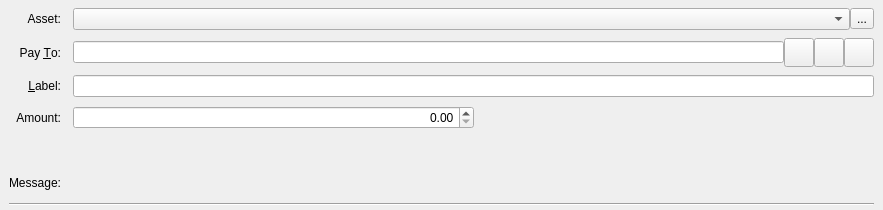
This is src/qt/forms/sendassetsentry.ui in RavenProject/Ravencoin as Qt 5 draws it before an edit. The edited form follows.
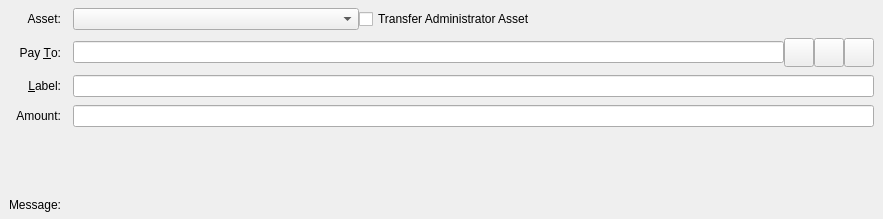
This is the edited form. Icons and pictures are not drawn. Custom widgets are drawn as their Qt base class.

Patch:
```diff
--- a/src/qt/forms/sendassetsentry.ui
+++ b/src/qt/forms/sendassetsentry.ui
@@ -7,7 +7,7 @@
     <x>0</x>
     <y>0</y>
     <width>883</width>
-    <height>210</height>
+    <height>219</height>
    </rect>
   </property>
   <property name="focusPolicy">
@@ -39,6 +39,33 @@
     <property name="verticalSpacing">
      <number>8</number>
     </property>
+    <item row="4" column="1">
+     <layout class="QHBoxLayout" name="horizontalLayoutAmount" stretch="0">
+      <item>
+       <widget class="AssetAmountField" name="payAssetAmount"/>
+      </item>
+     </layout>
+    </item>
+    <item row="3" column="0">
+     <widget class="QLabel" name="labellLabel">
+      <property name="text">
+       <string>&amp;Label:</string>
+      </property>
+      <property name="alignment">
+       <set>Qt::AlignRight|Qt::AlignTrailing|Qt::AlignVCenter</set>
+      </property>
+      <property name="buddy">
+       <cstring>addAsLabel</cstring>
+      </property>
+     </widget>
+    </item>
+    <item row="7" column="1">
+     <widget class="QLabel" name="ownershipWarningMessage">
+      <property name="text">
+       <string/>
+      </property>
+     </widget>
+    </item>
     <item row="2" column="0">
      <widget class="QLabel" name="payToLabel">
       <property name="text">
@@ -52,17 +79,87 @@
       </property>
      </widget>
     </item>
-    <item row="5" column="1">
-     <widget class="QLabel" name="ownershipWarningMessage">
+    <item row="4" column="0">
+     <widget class="QLabel" name="amountLabel">
+      <property name="text">
+       <string>Amount:</string>
+      </property>
+      <property name="alignment">
+       <set>Qt::AlignRight|Qt::AlignTrailing|Qt::AlignVCenter</set>
+      </property>
+     </widget>
+    </item>
+    <item row="6" column="1">
+     <widget class="QLabel" name="assetAmountLabel">
       <property name="text">
        <string/>
       </property>
+      <property name="alignment">
+       <set>Qt::AlignRight|Qt::AlignTrailing|Qt::AlignVCenter</set>
+      </property>
      </widget>
     </item>
-    <item row="8" column="0" colspan="2">
-     <widget class="Line" name="line">
-      <property name="orientation">
-       <enum>Qt::Horizontal</enum>
+    <item row="1" column="0">
+     <widget class="QLabel" name="assetBoxLabel">
+      <property name="text">
+       <string>Asset:</string>
+      </property>
+      <property name="alignment">
+       <set>Qt::AlignRight|Qt::AlignTrailing|Qt::AlignVCenter</set>
+      </property>
+     </widget>
+    </item>
+    <item row="1" column="1">
+     <layout class="QHBoxLayout" name="horizontalLayout_3">
+      <property name="spacing">
+       <number>0</number>
+      </property>
+      <item>
+       <widget class="QComboBox" name="assetSelectionBox">
+        <property name="minimumContentsLength">
+         <number>32</number>
+        </property>
+       </widget>
+      </item>
+      <item>
+       <widget class="QCheckBox" name="administratorCheckbox">
+        <property name="text">
+         <string>Transfer Administrator Asset</string>
+        </property>
+       </widget>
+      </item>
+      <item>
+       <spacer name="horizontalSpacer">
+        <property name="orientation">
+         <enum>Qt::Horizontal</enum>
+        </property>
+        <property name="sizeHint" stdset="0">
+         <size>
+          <width>40</width>
+          <height>20</height>
+         </size>
+        </property>
+       </spacer>
+      </item>
+     </layout>
+    </item>
+    <item row="8" column="1">
+     <widget class="QLabel" name="messageTextLabel">
+      <property name="toolTip">
+       <string>A message that was attached to the raven: URI which will be stored with the transaction for your reference. Note: This message will not be sent over the Raven network.</string>
+      </property>
+      <property name="textFormat">
+       <enum>Qt::PlainText</enum>
+      </property>
+     </widget>
+    </item>
+    <item row="8" column="0">
+     <widget class="QLabel" name="messageLabel">
+      <property name="text">
+       <string>Message:</string>
+      </property>
+      <property name="alignment">
+       <set>Qt::AlignRight|Qt::AlignTrailing|Qt::AlignVCenter</set>
       </property>
      </widget>
     </item>
@@ -146,49 +243,6 @@
       </item>
      </layout>
     </item>
-    <item row="3" column="0">
-     <widget class="QLabel" name="labellLabel">
-      <property name="text">
-       <string>&amp;Label:</string>
-      </property>
-      <property name="alignment">
-       <set>Qt::AlignRight|Qt::AlignTrailing|Qt::AlignVCenter</set>
-      </property>
-      <property name="buddy">
-       <cstring>addAsLabel</cstring>
-      </property>
-     </widget>
-    </item>
-    <item row="1" column="0">
-     <widget class="QLabel" name="assetBoxLabel">
-      <property name="text">
-       <string>Asset:</string>
-      </property>
-      <property name="alignment">
-       <set>Qt::AlignRight|Qt::AlignTrailing|Qt::AlignVCenter</set>
-      </property>
-     </widget>
-    </item>
-    <item row="6" column="0">
-     <widget class="QLabel" name="messageLabel">
-      <property name="text">
-       <string>Message:</string>
-      </property>
-      <property name="alignment">
-       <set>Qt::AlignRight|Qt::AlignTrailing|Qt::AlignVCenter</set>
-      </property>
-     </widget>
-    </item>
-    <item row="4" column="0">
-     <widget class="QLabel" name="amountLabel">
-      <property name="text">
-       <string>Amount:</string>
-      </property>
-      <property name="alignment">
-       <set>Qt::AlignRight|Qt::AlignTrailing|Qt::AlignVCenter</set>
-      </property>
-     </widget>
-    </item>
     <item row="3" column="1">
      <widget class="QLineEdit" name="addAsLabel">
       <property name="toolTip">
@@ -196,70 +250,6 @@
       </property>
      </widget>
     </item>
-    <item row="4" column="1">
-     <layout class="QHBoxLayout" name="horizontalLayoutAmount" stretch="0,0">
-      <item>
-       <widget class="QDoubleSpinBox" name="payAmount">
-        <property name="layoutDirection">
-         <enum>Qt::LeftToRight</enum>
-        </property>
-        <property name="alignment">
-         <set>Qt::AlignRight|Qt::AlignTrailing|Qt::AlignVCenter</set>
-        </property>
-        <property name="maximum">
-         <double>21000000000.000000000000000</double>
-        </property>
-       </widget>
-      </item>
-      <item>
-       <widget class="QLabel" name="assetAmountLabel">
-        <property name="text">
-         <string/>
-        </property>
-        <property name="alignment">
-         <set>Qt::AlignRight|Qt::AlignTrailing|Qt::AlignVCenter</set>
-        </property>
-       </widget>
-      </item>
-     </layout>
-    </item>
-    <item row="6" column="1">
-     <widget class="QLabel" name="messageTextLabel">
-      <property name="toolTip">
-       <string>A message that was attached to the raven: URI which will be stored with the transaction for your reference. Note: This message will not be sent over the Raven network.</string>
-      </property>
-      <property name="textFormat">
-       <enum>Qt::PlainText</enum>
-      </property>
-     </widget>
-    </item>
-    <item row="1" column="1">
-     <layout class="QHBoxLayout" name="horizontalLayout_3">
-      <property name="spacing">
-       <number>0</number>
-      </property>
-      <item>
-       <widget class="QComboBox" name="assetSelectionBox"/>
-      </item>
-      <item>
-       <widget class="QToolButton" name="administratorToolButton">
-        <property name="text">
-         <string>...</string>
-        </property>
-        <property name="icon">
-         <iconset resource="../raven.qrc">
-          <normaloff>:/icons/asset_administrator</normaloff>:/icons/asset_administrator</iconset>
-        </property>
-        <property name="iconSize">
-         <size>
-          <width>22</width>
-          <height>22</height>
-         </size>
-        </property>
-       </widget>
-      </item>
-     </layout>
-    </item>
    </layout>
   </widget>
   <widget class="QFrame" name="SendCoins_UnauthenticatedPaymentRequest">
@@ -1299,6 +1289,11 @@
   </widget>
  </widget>
  <customwidgets>
+  <customwidget>
+   <class>QValidatedLineEdit</class>
+   <extends>QLineEdit</extends>
+   <header>qvalidatedlineedit.h</header>
+  </customwidget>
   <customwidget>
    <class>RavenAmountField</class>
    <extends>QLineEdit</extends>
@@ -1306,9 +1301,9 @@
    <container>1</container>
   </customwidget>
   <customwidget>
-   <class>QValidatedLineEdit</class>
+   <class>AssetAmountField</class>
    <extends>QLineEdit</extends>
-   <header>qvalidatedlineedit.h</header>
+   <header location="global">ravenamountfield.h</header>
   </customwidget>
  </customwidgets>
  <tabstops>
```
